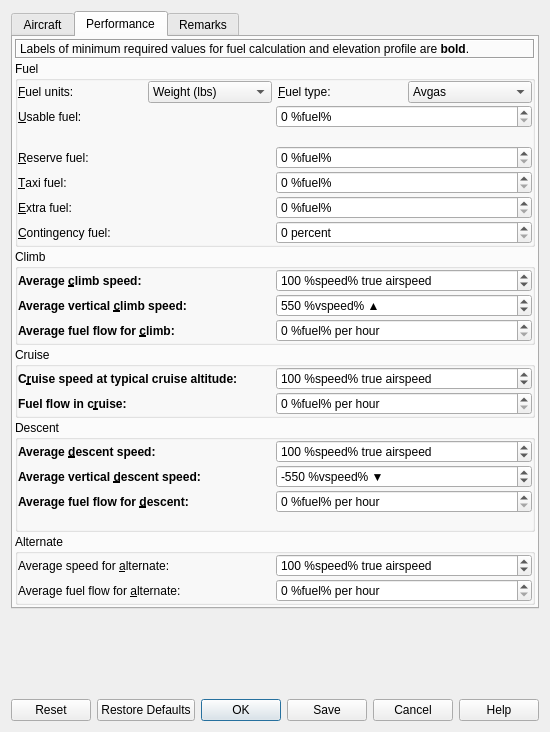
The window that src/perf/aircraftperfdialog.ui (albar965/littlenavmap) describes before a commit, drawn with Qt 5.
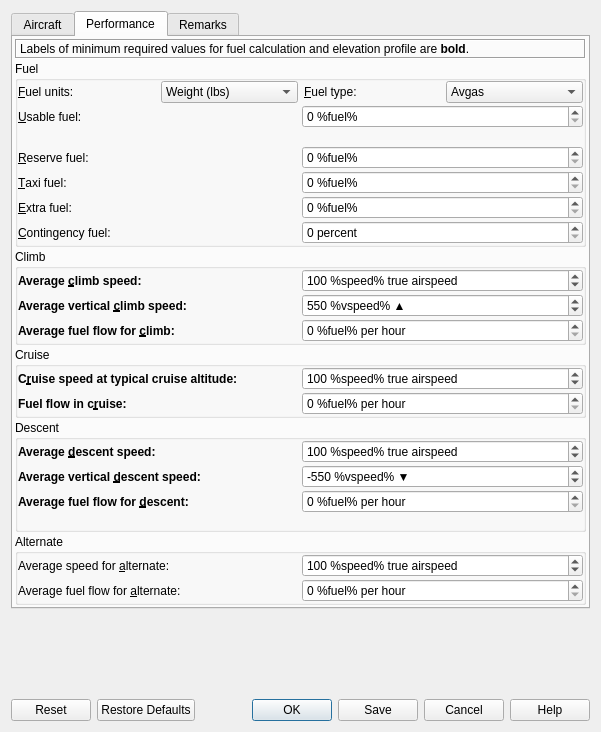
The same window after the commit. The open tabs and pages were chosen to show the change.

Commit message: Corrected tab order in windows and dialogs.

What changed in the file:
```diff
--- a/src/perf/aircraftperfdialog.ui
+++ b/src/perf/aircraftperfdialog.ui
@@ -6,7 +6,7 @@
    <rect>
     <x>0</x>
     <y>0</y>
-    <width>531</width>
+    <width>601</width>
     <height>732</height>
    </rect>
   </property>
@@ -599,6 +599,7 @@
            <widget class="QLabel" name="labelClimbSpeed">
             <property name="font">
              <font>
+              <weight>75</weight>
               <bold>true</bold>
              </font>
             </property>
@@ -614,6 +615,7 @@
            <widget class="QLabel" name="labelVertClimbSpeed">
             <property name="font">
              <font>
+              <weight>75</weight>
               <bold>true</bold>
              </font>
             </property>
@@ -629,6 +631,7 @@
            <widget class="QLabel" name="labelClimbFuelFlow">
             <property name="font">
              <font>
+              <weight>75</weight>
               <bold>true</bold>
              </font>
             </property>
@@ -715,6 +718,7 @@
            <widget class="QLabel" name="labelCruiseSpeed">
             <property name="font">
              <font>
+              <weight>75</weight>
               <bold>true</bold>
              </font>
             </property>
@@ -752,6 +756,7 @@
            <widget class="QLabel" name="labelCruiseFuelFlow">
             <property name="font">
              <font>
+              <weight>75</weight>
               <bold>true</bold>
              </font>
             </property>
@@ -807,6 +812,7 @@
            <widget class="QLabel" name="labelDescentVertSpeed">
             <property name="font">
              <font>
+              <weight>75</weight>
               <bold>true</bold>
              </font>
             </property>
@@ -822,6 +828,7 @@
            <widget class="QLabel" name="labelDescentSpeed">
             <property name="font">
              <font>
+              <weight>75</weight>
               <bold>true</bold>
              </font>
             </property>
@@ -859,6 +866,7 @@
            <widget class="QLabel" name="labelDescentFuelFlow">
             <property name="font">
              <font>
+              <weight>75</weight>
               <bold>true</bold>
              </font>
             </property>
```
Left out of the diff: 4 changed lines with no effect on the pictures. The commit also changes 7 other files.
